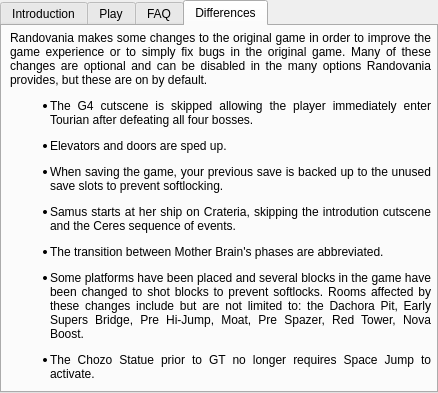
This is randovania/gui/ui_files/games_tab_supermetroid_widget.ui in Logarhythmic/randovania as Qt 5 draws it before an edit. The edited form follows.
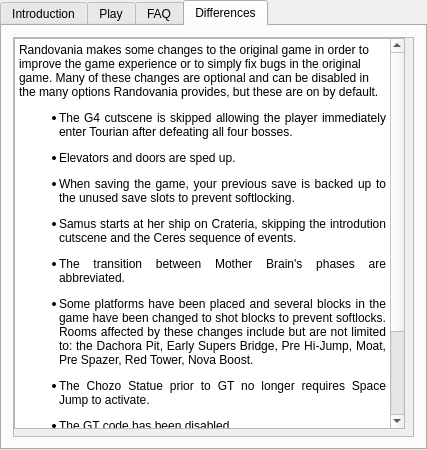
This is the edited form. Custom widgets are drawn as their Qt base class.

Commit message: Fixed vertical scroll, need to fix horizontal fill

Patch:
```diff
--- a/randovania/gui/ui_files/games_tab_supermetroid_widget.ui
+++ b/randovania/gui/ui_files/games_tab_supermetroid_widget.ui
@@ -6,8 +6,8 @@
    <rect>
     <x>0</x>
     <y>0</y>
-    <width>438</width>
-    <height>393</height>
+    <width>427</width>
+    <height>450</height>
    </rect>
   </property>
   <property name="currentIndex">
@@ -121,28 +121,57 @@
    <attribute name="title">
     <string>Differences</string>
    </attribute>
-   <widget class="QLabel" name="differences_label">
-    <property name="geometry">
-     <rect>
-      <x>8</x>
-      <y>5</y>
-      <width>421</width>
-      <height>351</height>
-     </rect>
-    </property>
-    <property name="autoFillBackground">
-     <bool>false</bool>
-    </property>
-    <property name="text">
-     <string>&lt;html&gt;&lt;head/&gt;&lt;body&gt;&lt;p align=&quot;justify&quot;&gt;Randovania makes some changes to the original game in order to improve the game experience or to simply fix bugs in the original game. Many of these changes are optional and can be disabled in the many options Randovania provides, but these are on by default.&lt;/p&gt;&lt;ul style=&quot;margin-top: 0px; margin-bottom: 0px; margin-left: 0px; margin-right: 0px; -qt-list-indent: 1;&quot;&gt;&lt;li align=&quot;justify&quot; style=&quot; margin-top:12px; margin-bottom:12px; margin-left:0px; margin-right:0px; -qt-block-indent:0; text-indent:0px;&quot;&gt;The G4 cutscene is skipped allowing the player immediately enter Tourian after defeating all four bosses.&lt;/li&gt;&lt;li align=&quot;justify&quot; style=&quot; margin-top:12px; margin-bottom:12px; margin-left:0px; margin-right:0px; -qt-block-indent:0; text-indent:0px;&quot;&gt;Elevators and doors are sped up.&lt;/li&gt;&lt;li align=&quot;justify&quot; style=&quot; margin-top:12px; margin-bottom:12px; margin-left:0px; margin-right:0px; -qt-block-indent:0; text-indent:0px;&quot;&gt;When saving the game, your previous save is backed up to the unused save slots to prevent softlocking.&lt;/li&gt;&lt;li align=&quot;justify&quot; style=&quot; margin-top:12px; margin-bottom:0px; margin-left:0px; margin-right:0px; -qt-block-indent:0; text-indent:0px;&quot;&gt;Samus starts at her ship on Crateria, skipping the introdution cutscene and the Ceres sequence of events.&lt;/li&gt;&lt;li align=&quot;justify&quot; style=&quot; margin-top:12px; margin-bottom:0px; margin-left:0px; margin-right:0px; -qt-block-indent:0; text-indent:0px;&quot;&gt;The transition between Mother Brain's phases are abbreviated.&lt;/li&gt;&lt;li align=&quot;justify&quot; style=&quot; margin-top:12px; margin-bottom:0px; margin-left:0px; margin-right:0px; -qt-block-indent:0; text-indent:0px;&quot;&gt;Some platforms have been placed and several blocks in the game have been changed to shot blocks to prevent softlocks. Rooms affected by these changes include but are not limited to: the Dachora Pit, Early Supers Bridge, Pre Hi-Jump, Moat, Pre Spazer, Red Tower, Nova Boost.&lt;/li&gt;&lt;li align=&quot;justify&quot; style=&quot; margin-top:12px; margin-bottom:0px; margin-left:0px; margin-right:0px; -qt-block-indent:0; text-indent:0px;&quot;&gt;The Chozo Statue prior to GT no longer requires Space Jump to activate.&lt;/li&gt;&lt;/ul&gt;&lt;/body&gt;&lt;/html&gt;</string>
-    </property>
-    <property name="scaledContents">
-     <bool>false</bool>
-    </property>
-    <property name="wordWrap">
-     <bool>true</bool>
-    </property>
-   </widget>
+   <layout class="QVBoxLayout" name="verticalLayout">
+    <item>
+     <widget class="QScrollArea" name="differences_scroll_area">
+      <property name="widgetResizable">
+       <bool>true</bool>
+      </property>
+      <widget class="QWidget" name="differences_scroll_area_contents">
+       <property name="geometry">
+        <rect>
+         <x>0</x>
+         <y>0</y>
+         <width>403</width>
+         <height>400</height>
+        </rect>
+       </property>
+       <widget class="QTextBrowser" name="differences_text">
+        <property name="geometry">
+         <rect>
+          <x>0</x>
+          <y>0</y>
+          <width>391</width>
+          <height>391</height>
+         </rect>
+        </property>
+        <property name="html">
+         <string>&lt;!DOCTYPE HTML PUBLIC &quot;-//W3C//DTD HTML 4.0//EN&quot; &quot;http://www.w3.org/TR/REC-html40/strict.dtd&quot;&gt;
+&lt;html&gt;&lt;head&gt;&lt;meta name=&quot;qrichtext&quot; content=&quot;1&quot; /&gt;&lt;meta charset=&quot;utf-8&quot; /&gt;&lt;style type=&quot;text/css&quot;&gt;
+p, li { white-space: pre-wrap; }
+hr { height: 1px; border-width: 0; }
+li.unchecked::marker { content: &quot;\2610&quot;; }
+li.checked::marker { content: &quot;\2612&quot;; }
+&lt;/style&gt;&lt;/head&gt;&lt;body style=&quot; font-family:'Segoe UI'; font-size:9pt; font-weight:400; font-style:normal;&quot;&gt;
+&lt;p style=&quot; margin-top:0px; margin-bottom:0px; margin-left:0px; margin-right:0px; -qt-block-indent:0; text-indent:0px;&quot;&gt;Randovania makes some changes to the original game in order to improve the game experience or to simply fix bugs in the original game. Many of these changes are optional and can be disabled in the many options Randovania provides, but these are on by default.&lt;/p&gt;
+&lt;ul style=&quot;margin-top: 0px; margin-bottom: 0px; margin-left: 0px; margin-right: 0px; -qt-list-indent: 1;&quot;&gt;
+&lt;li align=&quot;justify&quot; style=&quot; margin-top:12px; margin-bottom:12px; margin-left:0px; margin-right:0px; -qt-block-indent:0; text-indent:0px;&quot;&gt;The G4 cutscene is skipped allowing the player immediately enter Tourian after defeating all four bosses.&lt;/li&gt;
+&lt;li align=&quot;justify&quot; style=&quot; margin-top:12px; margin-bottom:12px; margin-left:0px; margin-right:0px; -qt-block-indent:0; text-indent:0px;&quot;&gt;Elevators and doors are sped up.&lt;/li&gt;
+&lt;li align=&quot;justify&quot; style=&quot; margin-top:12px; margin-bottom:12px; margin-left:0px; margin-right:0px; -qt-block-indent:0; text-indent:0px;&quot;&gt;When saving the game, your previous save is backed up to the unused save slots to prevent softlocking.&lt;/li&gt;
+&lt;li align=&quot;justify&quot; style=&quot; margin-top:12px; margin-bottom:0px; margin-left:0px; margin-right:0px; -qt-block-indent:0; text-indent:0px;&quot;&gt;Samus starts at her ship on Crateria, skipping the introdution cutscene and the Ceres sequence of events.&lt;/li&gt;
+&lt;li align=&quot;justify&quot; style=&quot; margin-top:12px; margin-bottom:0px; margin-left:0px; margin-right:0px; -qt-block-indent:0; text-indent:0px;&quot;&gt;The transition between Mother Brain's phases are abbreviated.&lt;/li&gt;
+&lt;li align=&quot;justify&quot; style=&quot; margin-top:12px; margin-bottom:0px; margin-left:0px; margin-right:0px; -qt-block-indent:0; text-indent:0px;&quot;&gt;Some platforms have been placed and several blocks in the game have been changed to shot blocks to prevent softlocks. Rooms affected by these changes include but are not limited to: the Dachora Pit, Early Supers Bridge, Pre Hi-Jump, Moat, Pre Spazer, Red Tower, Nova Boost.&lt;/li&gt;
+&lt;li align=&quot;justify&quot; style=&quot; margin-top:12px; margin-bottom:0px; margin-left:0px; margin-right:0px; -qt-block-indent:0; text-indent:0px;&quot;&gt;The Chozo Statue prior to GT no longer requires Space Jump to activate.&lt;/li&gt;
+&lt;li align=&quot;justify&quot; style=&quot; margin-top:12px; margin-bottom:0px; margin-left:0px; margin-right:0px; -qt-block-indent:0; text-indent:0px;&quot;&gt;The GT code has been disabled.&lt;/li&gt;
+&lt;li align=&quot;justify&quot; style=&quot; margin-top:12px; margin-bottom:0px; margin-left:0px; margin-right:0px; -qt-block-indent:0; text-indent:0px;&quot;&gt;The item menu behavoir has been adjusted to be more intuitive.&lt;/li&gt;
+&lt;li align=&quot;justify&quot; style=&quot; margin-top:12px; margin-bottom:0px; margin-left:0px; margin-right:0px; -qt-block-indent:0; text-indent:0px;&quot;&gt;Spacetime Glitch has been fixed.&lt;/li&gt;
+&lt;li align=&quot;justify&quot; style=&quot; margin-top:12px; margin-bottom:0px; margin-left:0px; margin-right:0px; -qt-block-indent:0; text-indent:0px;&quot;&gt;A bug causing heat damage to interrupt speed booster behavior has been fixed.&lt;/li&gt;&lt;/ul&gt;&lt;/body&gt;&lt;/html&gt;</string>
+        </property>
+       </widget>
+      </widget>
+     </widget>
+    </item>
+   </layout>
   </widget>
  </widget>
  <layoutdefault spacing="6" margin="11"/>
```
Left out of the diff: 4 changed lines with no effect on the pictures.
